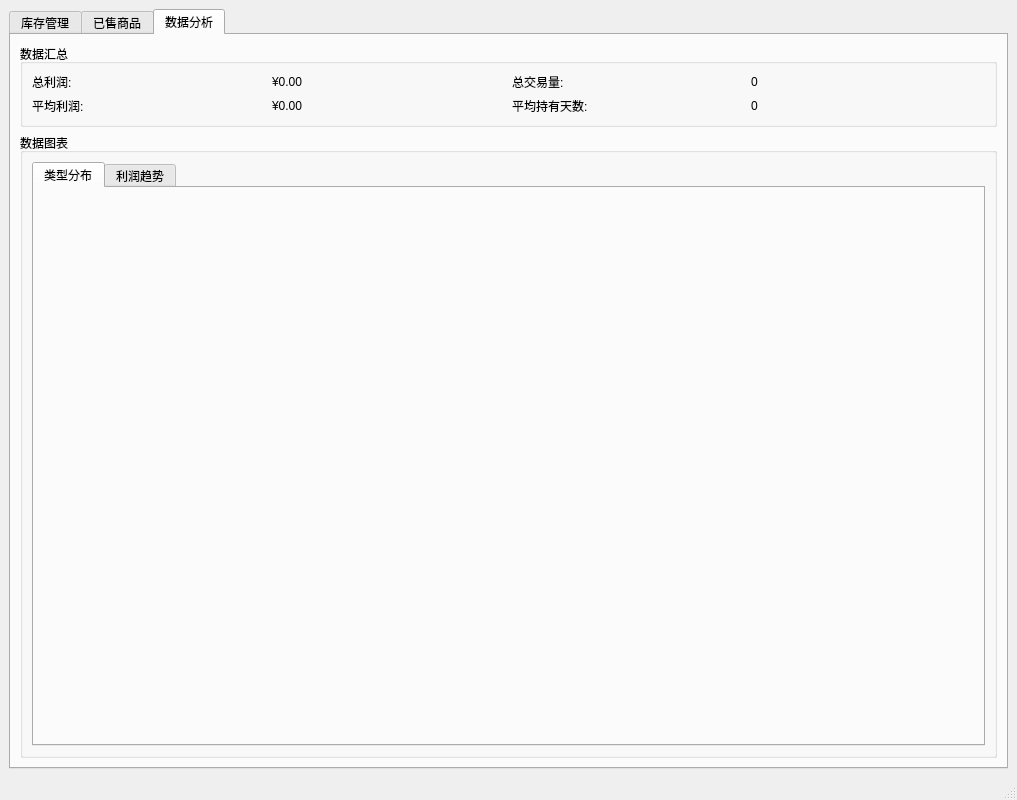
This is views/ui/main_window.ui in ZYitao/CS2 as Qt 5 draws it before an edit. The edited form follows.
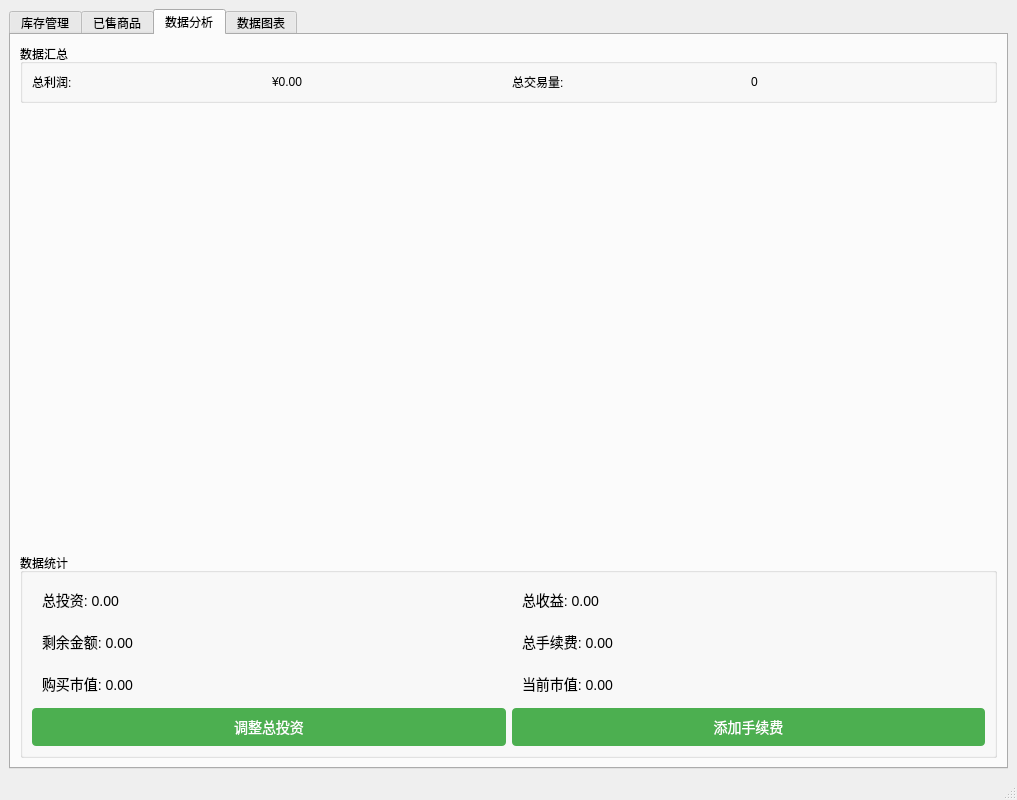
This is the edited form. The open tabs and pages were chosen to show the change.

Commit message: 添加数据汇总(还需修改)

What changed in the file:
```diff
--- a/views/ui/main_window.ui
+++ b/views/ui/main_window.ui
@@ -202,43 +202,164 @@
              </property>
             </widget>
            </item>
+          </layout>
+         </widget>
+        </item>
+        <item>
+         <spacer name="verticalSpacer">
+          <property name="orientation">
+           <enum>Qt::Vertical</enum>
+          </property>
+          <property name="sizeHint" stdset="0">
+           <size>
+            <width>20</width>
+            <height>40</height>
+           </size>
+          </property>
+         </spacer>
+        </item>
+        <item>
+         <widget class="QGroupBox" name="groupBox_stats">
+          <property name="title">
+           <string>数据统计</string>
+          </property>
+          <layout class="QVBoxLayout" name="verticalLayout_stats">
+           <item>
+            <layout class="QGridLayout" name="gridLayout_stats">
+             <item row="0" column="0">
+              <widget class="QLabel" name="lbl_total_investment">
+               <property name="styleSheet">
+                <string notr="true">font-size: 14px;
+padding: 5px;
+margin: 2px;</string>
+               </property>
+               <property name="text">
+                <string>总投资: 0.00</string>
+               </property>
+              </widget>
+             </item>
+             <item row="0" column="1">
+              <widget class="QLabel" name="lbl_total_profit">
+               <property name="styleSheet">
+                <string notr="true">font-size: 14px;
+padding: 5px;
+margin: 2px;</string>
+               </property>
+               <property name="text">
+                <string>总收益: 0.00</string>
+               </property>
+              </widget>
+             </item>
            <item row="1" column="0">
-            <widget class="QLabel" name="label_avg_profit_title">
+              <widget class="QLabel" name="lbl_remaining_amount">
+               <property name="styleSheet">
+                <string notr="true">font-size: 14px;
+padding: 5px;
+margin: 2px;</string>
+               </property>
              <property name="text">
-              <string>平均利润:</string>
+                <string>剩余金额: 0.00</string>
              </property>
             </widget>
            </item>
            <item row="1" column="1">
-            <widget class="QLabel" name="label_avg_profit">
+              <widget class="QLabel" name="lbl_total_fee">
+               <property name="styleSheet">
+                <string notr="true">font-size: 14px;
+padding: 5px;
+margin: 2px;</string>
+               </property>
              <property name="text">
-              <string>¥0.00</string>
+                <string>总手续费: 0.00</string>
              </property>
             </widget>
            </item>
-           <item row="1" column="2">
-            <widget class="QLabel" name="label_avg_days_title">
+             <item row="2" column="0">
+              <widget class="QLabel" name="lbl_purchase_market_value">
+               <property name="styleSheet">
+                <string notr="true">font-size: 14px;
+padding: 5px;
+margin: 2px;</string>
+               </property>
              <property name="text">
-              <string>平均持有天数:</string>
+                <string>购买市值: 0.00</string>
              </property>
             </widget>
            </item>
-           <item row="1" column="3">
-            <widget class="QLabel" name="label_avg_days">
+             <item row="2" column="1">
+              <widget class="QLabel" name="lbl_current_market_value">
+               <property name="styleSheet">
+                <string notr="true">font-size: 14px;
+padding: 5px;
+margin: 2px;</string>
+               </property>
              <property name="text">
-              <string>0</string>
+                <string>当前市值: 0.00</string>
              </property>
             </widget>
            </item>
           </layout>
+           </item>
+           <item>
+            <layout class="QHBoxLayout" name="horizontalLayout_stats_buttons">
+             <item>
+              <widget class="QPushButton" name="btn_adjust_investment">
+               <property name="styleSheet">
+                <string notr="true">QPushButton {
+    background-color: #4CAF50;
+    color: white;
+    border: none;
+    padding: 8px 16px;
+    border-radius: 4px;
+    font-size: 14px;
+}
+QPushButton:hover {
+    background-color: #45a049;
+}
+QPushButton:pressed {
+    background-color: #3d8b40;
+}</string>
+               </property>
+               <property name="text">
+                <string>调整总投资</string>
+               </property>
          </widget>
         </item>
         <item>
-         <widget class="QGroupBox" name="groupBox_charts">
-          <property name="title">
+              <widget class="QPushButton" name="btn_add_fee">
+               <property name="styleSheet">
+                <string notr="true">QPushButton {
+    background-color: #4CAF50;
+    color: white;
+    border: none;
+    padding: 8px 16px;
+    border-radius: 4px;
+    font-size: 14px;
+}
+QPushButton:hover {
+    background-color: #45a049;
+}
+QPushButton:pressed {
+    background-color: #3d8b40;
+}</string>
+               </property>
+               <property name="text">
+                <string>添加手续费</string>
+               </property>
+              </widget>
+             </item>
+            </layout>
+           </item>
+          </layout>
+         </widget>
+        </item>
+       </layout>
+      </widget>
+      <widget class="QWidget" name="tab_charts">
+       <attribute name="title">
            <string>数据图表</string>
-          </property>
-          <layout class="QHBoxLayout" name="horizontalLayout_3">
+       </attribute>
+       <layout class="QVBoxLayout" name="verticalLayout_4">
            <item>
             <widget class="QTabWidget" name="chart_tabs">
              <property name="currentIndex">
@@ -256,9 +377,6 @@
               </attribute>
               <layout class="QVBoxLayout" name="layout_profit_trend"/>
              </widget>
-            </widget>
-           </item>
-          </layout>
          </widget>
         </item>
        </layout>
```
Lines whose indentation alone changed are shown as unchanged. The commit also changes 4 other files.
